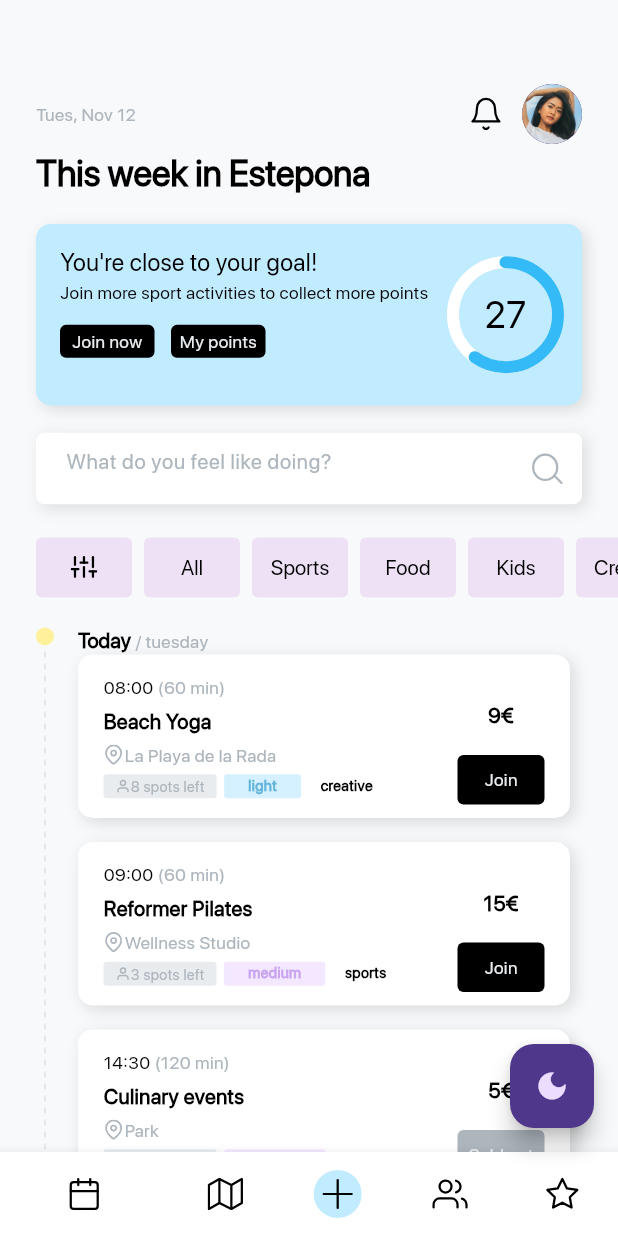
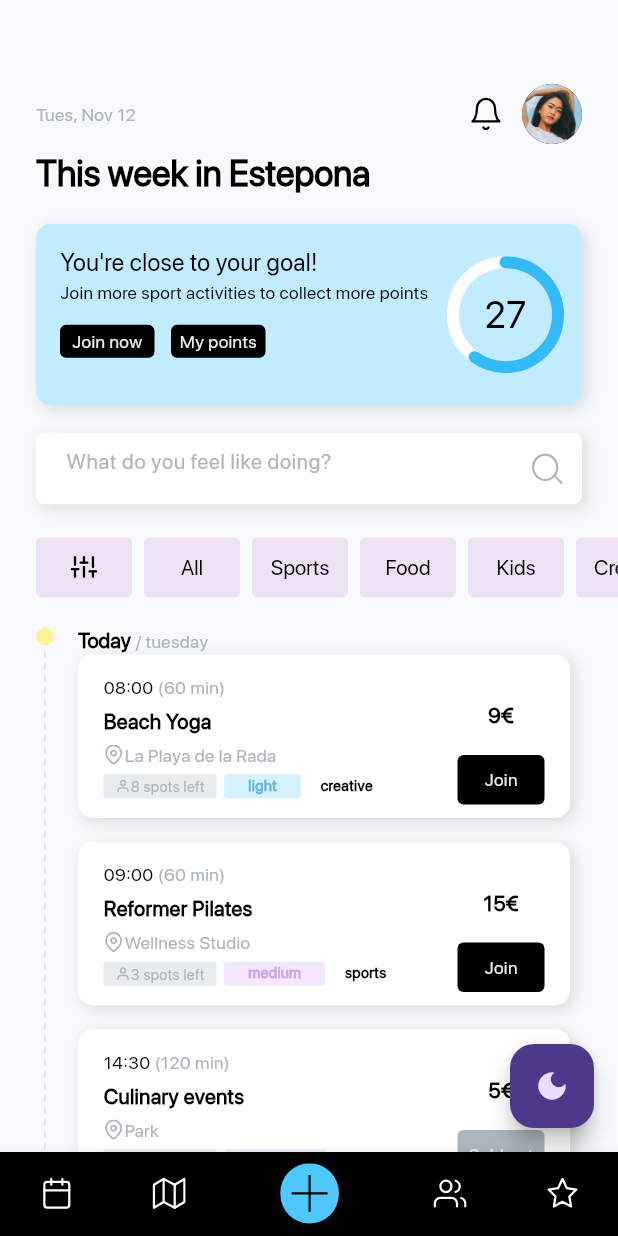
Before and after one commit to ramadhantaAkmal/town-square, a Flutter app: the screen it shows after launch, on a phone screen of 412 x 824 dp. Run offline on Flutter 3.47's test engine with Material 3 defaults, Android fonts, the phone set to English and light mode, and no system bars; drawn by our look-alikes of dotted_line; our stand-ins replace bloc, flutter_bloc, flutter_svg, freezed_annotation; project files that could hold a hidden picture were left out.

Commit message:
fix: fix bug on bottom navbar and fix list activity

```diff
--- a/lib/features/activity_screen/view/activity/widgets/activity_card.dart
+++ b/lib/features/activity_screen/view/activity/widgets/activity_card.dart
@@ -200,7 +200,7 @@ class _ActivityCardState extends State<ActivityCard> {
                             decoration: BoxDecoration(
                                 color: theme ? Colors.white : neutralBlack,
                                 borderRadius:
-                                    BorderRadius.all(Radius.circular(4))),
+                                    const BorderRadius.all(Radius.circular(4))),
                             child: Center(
                               child: Text(
                                 "Join",
--- a/lib/features/activity_screen/view/banner/banner.dart
+++ b/lib/features/activity_screen/view/banner/banner.dart
@@ -39,7 +39,7 @@ class BannerWidget extends StatelessWidget {
                   maxLines: 2,
                 ),
                 Padding(
-                  padding: EdgeInsets.only(bottom: 9),
+                  padding: const EdgeInsets.only(bottom: 9),
                   child: Text(
                     "for kids",
                     style: desktopSubtitle2.copyWith(color: Colors.black),
@@ -47,7 +47,7 @@ class BannerWidget extends StatelessWidget {
                   ),
                 ),
                 Padding(
-                  padding: EdgeInsets.only(bottom: 9),
+                  padding: const EdgeInsets.only(bottom: 9),
                   child: Text(
                     "Sign up for early access to weekly activities for your kids full of learning and fun!",
                     style: desktopBody3.copyWith(color: Colors.black),
--- a/lib/features/activity_screen/viewmodel/activity_bloc/activity_bloc.dart
+++ b/lib/features/activity_screen/viewmodel/activity_bloc/activity_bloc.dart
@@ -17,6 +17,9 @@ class ActivityBloc extends Bloc<ActivityEvent, ActivityState> {
       FilterActivity event, Emitter<ActivityState> emit) async {
     emit(const _LoadingState());
 
+    ///delayed effect to simulate the loading progress
+    await Future.delayed(const Duration(seconds: 1));
+
     ///when the conditions are true it will emit a success state with an initial activity list data
     if (event.categories.contains("all") || event.categories.isEmpty) {
       emit(_SuccessState(activityList));
@@ -29,8 +32,6 @@ class ActivityBloc extends Bloc<ActivityEvent, ActivityState> {
       return;
     }
 
-    ///delayed effect used for showing the loading indicator
-    await Future.delayed(const Duration(seconds: 1));
     var activities = event.activities
         .where((item) => event.categories.contains(item.category))
         .toList();
--- a/lib/main.dart
+++ b/lib/main.dart
@@ -127,6 +127,7 @@ class _MainActivityState extends State<MainActivity> {
             showUnselectedLabels: false,
             unselectedFontSize: 0,
             selectedFontSize: 0,
+            currentIndex: 2,
             elevation: 7,
             onTap: (value) {
               //put some function when the navbar tapped
@@ -134,20 +135,31 @@ class _MainActivityState extends State<MainActivity> {
             },
             items: [
               BottomNavigationBarItem(
-                  icon: SvgPicture.asset("assets/icons/calendar.svg"),
-                  label: "Activities",
-                  backgroundColor: Colors.white),
+                icon: SvgPicture.asset(isThemeMode
+                    ? "assets/icons/calendar_white.svg"
+                    : "assets/icons/calendar.svg"),
+                label: "Activities",
+              ),
               BottomNavigationBarItem(
-                  icon: SvgPicture.asset("assets/icons/map.svg"),
+                  icon: SvgPicture.asset(isThemeMode
+                      ? "assets/icons/map_white.svg"
+                      : "assets/icons/map.svg"),
                   label: "Locations"),
               BottomNavigationBarItem(
-                  icon: SvgPicture.asset("assets/icons/plus.svg"),
-                  label: "add"),
+                  icon: SvgPicture.asset(isThemeMode
+                      ? "assets/icons/plus_darkmode.svg"
+                      : "assets/icons/plus.svg"),
+                  label: "add",
+                  backgroundColor: isThemeMode ? neutralBlack : Colors.white),
               BottomNavigationBarItem(
-                  icon: SvgPicture.asset("assets/icons/users.svg"),
+                  icon: SvgPicture.asset(isThemeMode
+                      ? "assets/icons/users_white.svg"
+                      : "assets/icons/users.svg"),
                   label: "users"),
               BottomNavigationBarItem(
-                  icon: SvgPicture.asset("assets/icons/star.svg"),
+                  icon: SvgPicture.asset(isThemeMode
+                      ? "assets/icons/star_white.svg"
+                      : "assets/icons/star.svg"),
                   label: "Services"),
             ],
           )
```
Also changed, not shown: lib/features/activity_screen/view/activity/activity_widget.dart (+8 -14 lines), lib/features/activity_screen/view/main_activity.dart (deleted, +0 -108 lines), assets/icons/plus_darkmode.svg (added).
